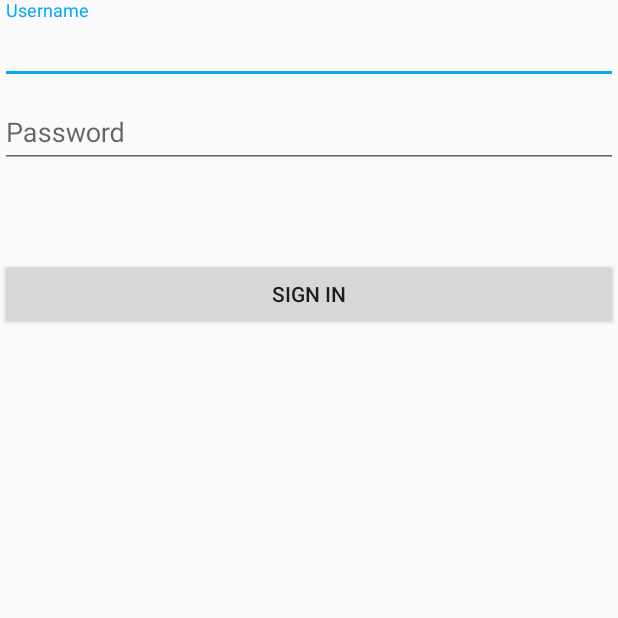
After one commit to viacheslavokolitiy/android-clean-architecture, an Android app: the fragment SignInFragment shown on its own in the app's theme, on a phone screen of 412 x 824 dp, the top half of it. The commit adds this screen. Run offline under Robolectric (Android 15) with nearby library versions, the phone set to English and light mode, and no system bars; our stand-ins replace ButterKnife; 2 statements that could not run were skipped.

Commit message:
Added basic UI for sign in fragment

```diff
--- a/app/build.gradle
+++ b/app/build.gradle
@@ -34,4 +34,5 @@ dependencies {
     compile 'io.reactivex:rxandroid:1.1.0'
     compile 'com.google.dagger:dagger:2.1-SNAPSHOT'
     apt 'com.google.dagger:dagger-compiler:2.1-SNAPSHOT'
+    compile 'com.jakewharton:butterknife:7.0.1'
 }
--- a/app/src/main/AndroidManifest.xml
+++ b/app/src/main/AndroidManifest.xml
@@ -1,13 +1,16 @@
 <?xml version="1.0" encoding="utf-8"?>
 <manifest xmlns:android="http://schemas.android.com/apk/res/android"
     package="org.satorysoft.androidcleanarchitecture" >
+
+    <uses-permission android:name="android.permission.INTERNET"/>
 
     <application
         android:allowBackup="true"
         android:icon="@mipmap/ic_launcher"
         android:label="@string/app_name"
         android:supportsRtl="true"
-        android:theme="@style/AppTheme" >
+        android:name=".sample.App"
+        android:theme="@style/ToolbarTheme" >
         <activity android:name=".sample.MainActivity" >
             <intent-filter>
                 <action android:name="android.intent.action.MAIN" />
--- /dev/null
+++ b/app/src/main/java/org/satorysoft/androidcleanarchitecture/sample/ui/fragments/SignInFragment.java
@@ -0,0 +1,40 @@
+package org.satorysoft.androidcleanarchitecture.sample.ui.fragments;
+
+import android.os.Bundle;
+import android.support.annotation.Nullable;
+import android.support.design.widget.TextInputLayout;
+import android.support.v4.app.Fragment;
+import android.view.LayoutInflater;
+import android.view.View;
+import android.view.ViewGroup;
+import butterknife.Bind;
+import butterknife.ButterKnife;
+import org.satorysoft.androidcleanarchitecture.R;
+import org.satorysoft.androidcleanarchitecture.sample.MainActivity;
+
+/**
+ * Created by vokol on 08.02.2016.
+ */
+public class SignInFragment extends Fragment {
+    @Bind(R.id.til_username)
+    protected TextInputLayout usernameLayout;
+    @Bind(R.id.til_password)
+    protected TextInputLayout passwordLayout;
+
+    public static SignInFragment newInstance(){
+        return new SignInFragment();
+    }
+
+    @Nullable
+    @Override
+    public View onCreateView(LayoutInflater inflater, @Nullable ViewGroup container,
+                             @Nullable Bundle savedInstanceState) {
+        View view = inflater.inflate(R.layout.fragment_sign_in, container, false);
+
+        ButterKnife.bind(this, view);
+
+        MainActivity hostActivity = (MainActivity) getActivity();
+        hostActivity.getToolbar().setTitle(getString(R.string.text_toolbar_sign_in));
+        return view;
+    }
+}
--- /dev/null
+++ b/app/src/main/res/layout/fragment_sign_in.xml
@@ -0,0 +1,35 @@
+<?xml version="1.0" encoding="utf-8"?>
+<LinearLayout xmlns:android="http://schemas.android.com/apk/res/android"
+              android:orientation="vertical"
+              android:layout_width="match_parent"
+              android:layout_height="match_parent">
+    <android.support.design.widget.TextInputLayout
+            android:id="@+id/til_username"
+            android:layout_width="match_parent"
+            android:layout_height="wrap_content">
+        <android.support.v7.widget.AppCompatEditText
+                android:id="@+id/edt_username"
+                android:layout_width="match_parent"
+                android:layout_height="wrap_content"
+                android:hint="@string/hint_username"/>
+
+    </android.support.design.widget.TextInputLayout>
+    <android.support.design.widget.TextInputLayout
+            android:id="@+id/til_password"
+            android:layout_width="match_parent"
+            android:layout_height="wrap_content">
+        <android.support.v7.widget.AppCompatEditText
+                android:id="@+id/edt_password"
+                android:layout_width="match_parent"
+                android:layout_height="wrap_content"
+                android:hint="@string/hint_password"/>
+
+    </android.support.design.widget.TextInputLayout>
+    <Button
+            android:id="@+id/btn_sign_in"
+            android:layout_width="match_parent"
+            android:layout_height="wrap_content"
+            android:text="@string/btn_sign_in"
+            android:layout_marginTop="@dimen/btn_sign_in_margin_top"/>
+
+</LinearLayout>
--- /dev/null
+++ b/app/src/main/res/values/colors_cyan_light_blue.xml
@@ -0,0 +1,11 @@
+<?xml version="1.0" encoding="utf-8"?>
+<resources>
+  <color name="primary">#00BCD4</color>
+  <color name="primary_dark">#0097A7</color>
+  <color name="primary_light">#B2EBF2</color>
+  <color name="accent">#03A9F4</color>
+  <color name="primary_text">#212121</color>
+  <color name="secondary_text">#727272</color>
+  <color name="icons">#FFFFFF</color>
+  <color name="divider">#B6B6B6</color>
+</resources>
--- a/app/src/main/res/values/dimens.xml
+++ b/app/src/main/res/values/dimens.xml
@@ -2,4 +2,5 @@
     <!-- Default screen margins, per the Android Design guidelines. -->
     <dimen name="activity_horizontal_margin">16dp</dimen>
     <dimen name="activity_vertical_margin">16dp</dimen>
+    <dimen name="btn_sign_in_margin_top">60dp</dimen>
 </resources>
--- a/app/src/main/res/values/strings.xml
+++ b/app/src/main/res/values/strings.xml
@@ -1,3 +1,7 @@
 <resources>
     <string name="app_name">AndroidCleanArchitecture</string>
+    <string name="hint_username">Username</string>
+    <string name="hint_password">Password</string>
+    <string name="btn_sign_in">Sign in</string>
+    <string name="text_toolbar_sign_in">Sign in</string>
 </resources>
--- a/app/src/main/res/values/styles.xml
+++ b/app/src/main/res/values/styles.xml
@@ -7,5 +7,10 @@
         <item name="colorPrimaryDark">@color/colorPrimaryDark</item>
         <item name="colorAccent">@color/colorAccent</item>
     </style>
+    <style name="ToolbarTheme" parent="Theme.AppCompat.Light.NoActionBar">
+        <item name="colorPrimary">@color/primary</item>
+        <item name="colorPrimaryDark">@color/primary_dark</item>
+        <item name="colorAccent">@color/accent</item>
+    </style>
 
 </resources>
```
Also changed, not shown: app/src/main/java/org/satorysoft/androidcleanarchitecture/sample/App.java (added, +20 -0 lines), app/src/main/java/org/satorysoft/androidcleanarchitecture/sample/MainActivity.java (+60 -1 lines), app/src/main/java/org/satorysoft/androidcleanarchitecture/sample/di/component/AppComponent.java (added, +16 -0 lines), app/src/main/java/org/satorysoft/androidcleanarchitecture/sample/di/component/PresenterComponent.java (added, +16 -0 lines), app/src/main/java/org/satorysoft/androidcleanarchitecture/sample/di/module/AppModule.java (added, +26 -0 lines), app/src/main/java/org/satorysoft/androidcleanarchitecture/sample/di/module/PresenterModule.java (added, +27 -0 lines), app/src/main/java/org/satorysoft/androidcleanarchitecture/sample/ui/presentation/presenter/MainActivityPresenter.java (added, +47 -0 lines), app/src/main/java/org/satorysoft/androidcleanarchitecture/sample/ui/presentation/view/MainActivityView.java (added, +31 -0 lines), app/src/main/res/layout/activity_main.xml (+13 -14 lines), app/src/main/res/layout/layout_toolbar.xml (added, +11 -0 lines).
